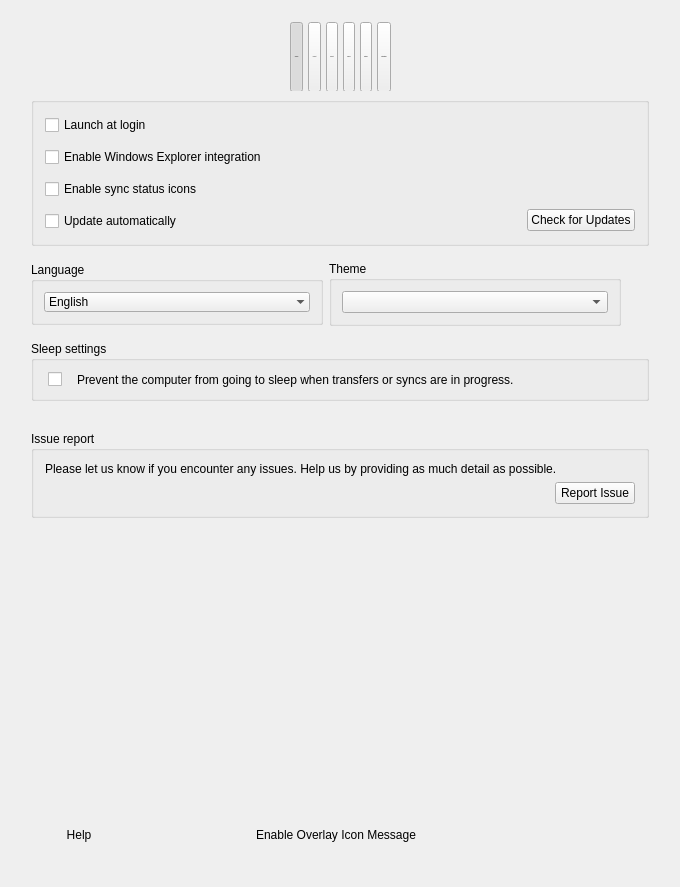
This is src/MEGASync/gui/ui/SettingsDialog.ui in meganz/MEGAsync as Qt 5 draws it before an edit. The edited form follows.
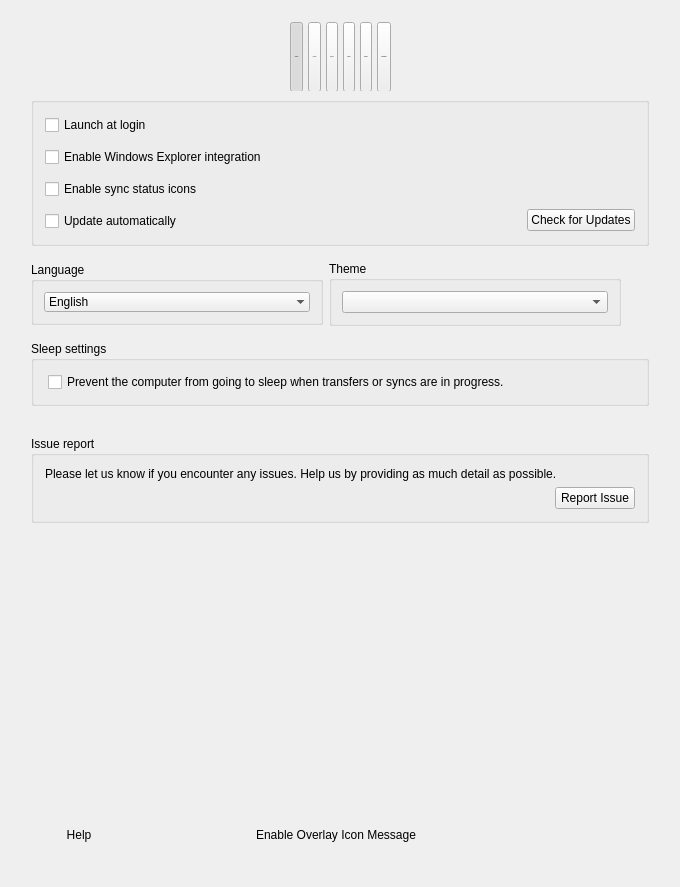
This is the edited form. Icons and pictures are not drawn. Custom widgets are drawn as their Qt base class.

Commit message: SNC-3941 : Normalize sleep mode checkbox button.

```diff
--- a/src/MEGASync/gui/ui/SettingsDialog.ui
+++ b/src/MEGASync/gui/ui/SettingsDialog.ui
@@ -906,9 +906,9 @@
          <property name="type" stdset="0">
           <string notr="true">mega</string>
          </property>
-         <layout class="QHBoxLayout" name="horizontalLayout_6">
+         <layout class="QVBoxLayout" name="verticalLayout_9">
           <property name="spacing">
-           <number>15</number>
+           <number>0</number>
           </property>
           <property name="leftMargin">
            <number>14</number>
@@ -919,29 +919,13 @@
              <cursorShape>PointingHandCursor</cursorShape>
             </property>
             <property name="text">
-             <string/>
+             <string>Prevent the computer from going to sleep when transfers or syncs are in progress.</string>
             </property>
             <property name="type" stdset="0">
              <string notr="true">mega</string>
             </property>
            </widget>
           </item>
-          <item>
-           <widget class="QLabel" name="lsleepModeDescription">
-            <property name="sizePolicy">
-             <sizepolicy hsizetype="Expanding" vsizetype="Preferred">
-              <horstretch>0</horstretch>
-              <verstretch>0</verstretch>
-             </sizepolicy>
-            </property>
-            <property name="text">
-             <string>Prevent the computer from going to sleep when transfers or syncs are in progress.</string>
-            </property>
-            <property name="wordWrap">
-             <bool>true</bool>
-            </property>
-           </widget>
-          </item>
          </layout>
         </widget>
        </item>
```
Left out of the diff: 2 changed lines with no effect on the pictures.
